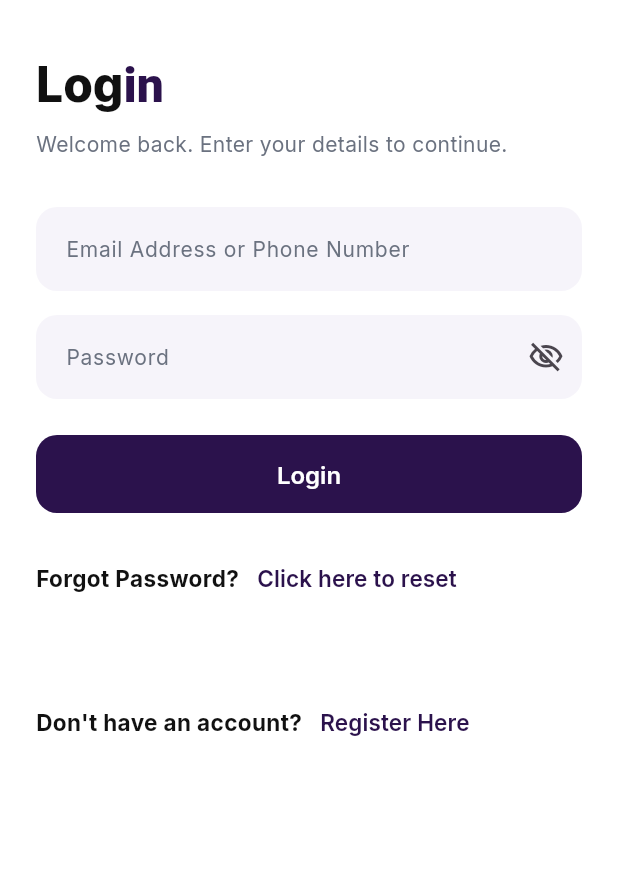
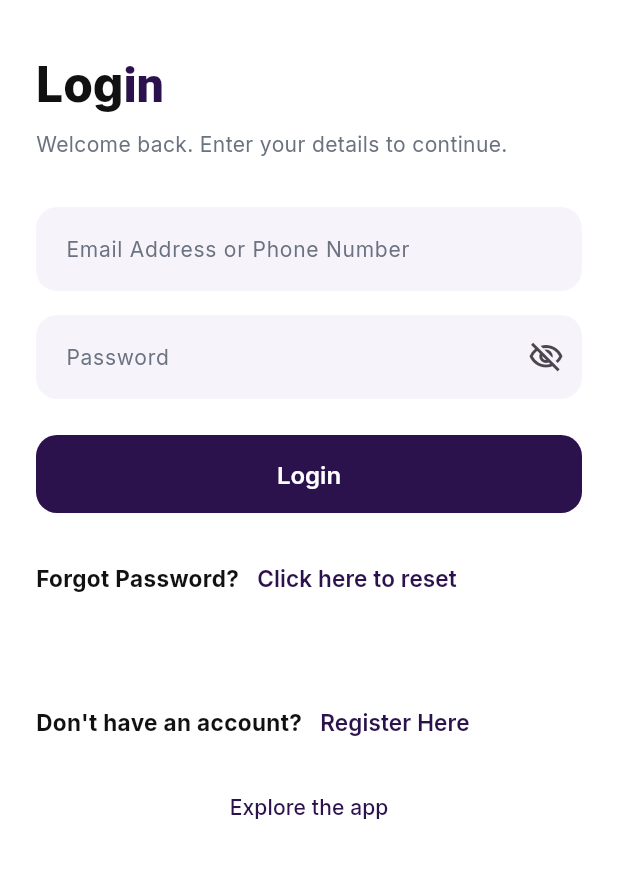
Before and after one commit to Ab-Jon/new_semi, a Flutter app: the screen it shows after launch, on a phone screen of 412 x 824 dp, the part 120-998 px from its top. Run offline on Flutter 3.47's test engine with Material 3 defaults, Android fonts, the phone set to English and light mode, and no system bars; our stand-ins replace carousel_slider, dio, flutter_riverpod, font_awesome_flutter, google_fonts, image_picker and 2 more; missing offline and left inert: country_flags.

Commit message:
Add Explore the app on login so Figma screens can be previewed without an API session.

```diff
--- a/lib/Auth/sign_in/sign_in.dart
+++ b/lib/Auth/sign_in/sign_in.dart
@@ -4,6 +4,7 @@ import 'package:flutter_riverpod/flutter_riverpod.dart';
 import 'package:semi_bill/Auth/register/register_screen.dart';
 import 'package:semi_bill/Auth/sign_in/forgot_password.dart';
 import 'package:semi_bill/Auth/verify/verify_bvn.dart';
+import 'package:semi_bill/home_screen.dart';
 import 'package:semi_bill/ui/semi_ui.dart';
 import '../providers/auth_provider.dart';
 import '../providers/auth_token_provider.dart';
@@ -136,6 +137,18 @@ class _SignInScreenState extends ConsumerState<SignInScreen> {
                   );
                 },
               ),
+              const SizedBox(height: 8),
+              Center(
+                child: TextButton(
+                  onPressed: () {
+                    Navigator.pushReplacement(
+                      context,
+                      MaterialPageRoute(builder: (_) => const HomeScreen()),
+                    );
+                  },
+                  child: const Text('Explore the app'),
+                ),
+              ),
             ],
           ),
         ),
```
